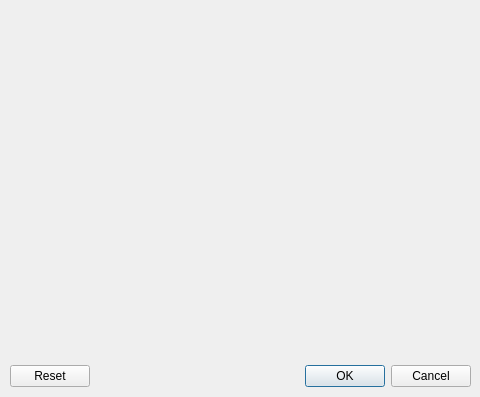
First picture: the form in view/setbricsdialog.ui, repository g-jouret/projetTetris, before the edit.
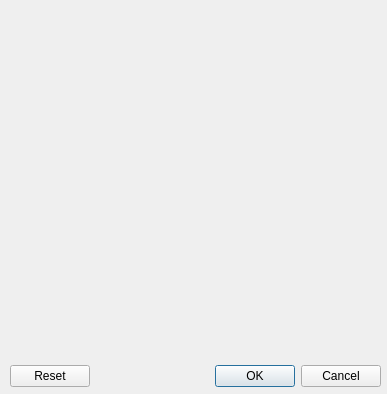
Second picture: the form after the edit.

```diff
--- a/view/setbricsdialog.ui
+++ b/view/setbricsdialog.ui
@@ -6,8 +6,8 @@
    <rect>
     <x>0</x>
     <y>0</y>
-    <width>480</width>
-    <height>397</height>
+    <width>387</width>
+    <height>394</height>
    </rect>
   </property>
   <property name="windowTitle">
@@ -18,7 +18,7 @@
     <rect>
      <x>10</x>
      <y>360</y>
-     <width>461</width>
+     <width>371</width>
      <height>32</height>
     </rect>
    </property>
@@ -33,9 +33,9 @@
    <property name="geometry">
     <rect>
      <x>20</x>
-     <y>20</y>
-     <width>431</width>
-     <height>331</height>
+     <y>10</y>
+     <width>351</width>
+     <height>341</height>
     </rect>
    </property>
    <layout class="QGridLayout" name="gridLayout" rowminimumheight="0" columnminimumwidth="0">
```
